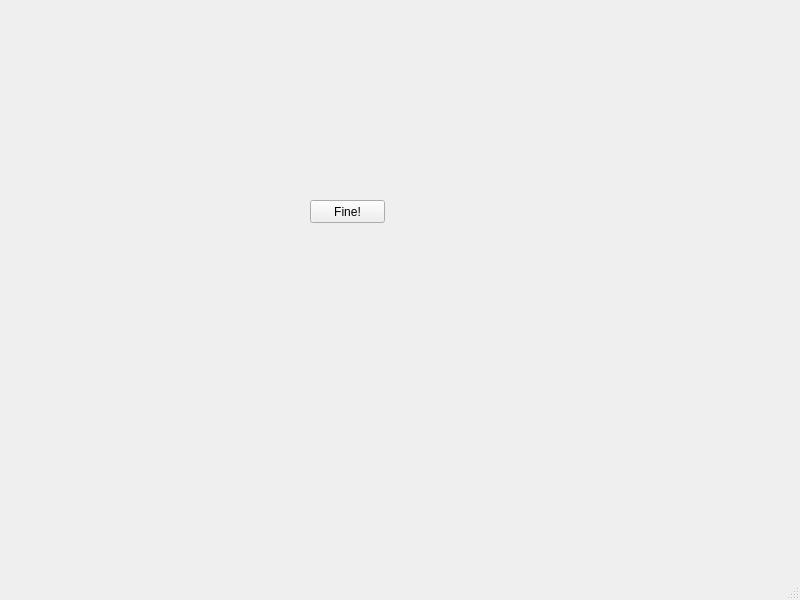
Before: the Qt Designer form forms/software-quality-model.ui in CDovgal/software-quality-model, drawn with Qt 5.
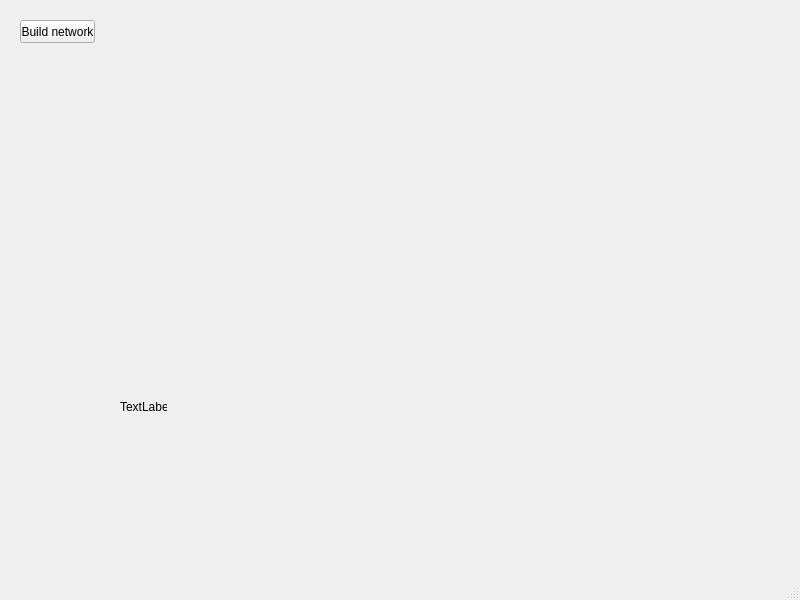
After: the same form once the commit is applied. Icons and pictures are not drawn.

The edit to the form file:
```diff
--- a/forms/software-quality-model.ui
+++ b/forms/software-quality-model.ui
@@ -21,14 +21,27 @@
    <widget class="QPushButton" name="pushButton">
     <property name="geometry">
      <rect>
-      <x>310</x>
-      <y>200</y>
+      <x>20</x>
+      <y>20</y>
       <width>75</width>
       <height>23</height>
      </rect>
     </property>
     <property name="text">
-     <string>Fine!</string>
+     <string>Build network</string>
+    </property>
+   </widget>
+   <widget class="QLabel" name="mp_label_result">
+    <property name="geometry">
+     <rect>
+      <x>120</x>
+      <y>400</y>
+      <width>47</width>
+      <height>13</height>
+     </rect>
+    </property>
+    <property name="text">
+     <string>TextLabel</string>
     </property>
    </widget>
   </widget>
```
Left out of the diff: 2 changed lines with no effect on the pictures.
